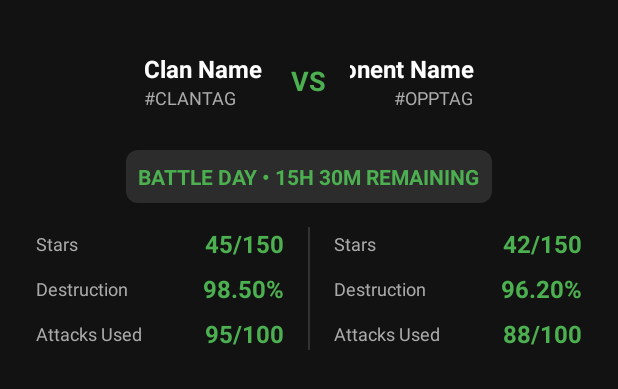
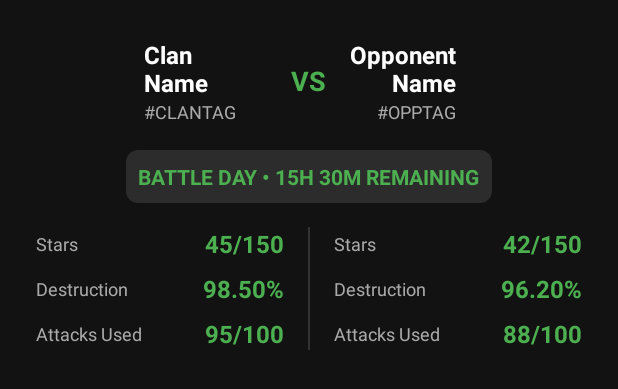
Before and after one commit to JkMiniDev/WarApp, an Android app: the layout war_card.xml on its own in the app's theme, with its tools: preview values and no code run, on a phone screen of 412 x 824 dp. Shown: the top 389 px of the screen. Run offline under Robolectric (Android 15) with nearby library versions, the phone set to English and light mode, and no system bars.

Commit message:
Improve war card layout and disable ViewPager2 swipe navigation
Co-authored-by: jkminidev <jkminidev@gmail.com>

```diff
--- a/ClashBerry/app/src/main/java/com/jkminidev/clashberry/ui/WarDisplayHelper.kt
+++ b/ClashBerry/app/src/main/java/com/jkminidev/clashberry/ui/WarDisplayHelper.kt
@@ -314,8 +314,9 @@ class WarDisplayHelper(private val context: Context) {
             }
         }
 
-        // Create ViewPager2 with smart touch handling
+        // Create ViewPager2 with swipe disabled (tap-only navigation)
         val viewPager = androidx.viewpager2.widget.ViewPager2(context)
+        viewPager.isUserInputEnabled = false // Disable swipe navigation
         val subTabAdapter = SubTabPagerAdapter(options, warData, selectedClan)
         viewPager.adapter = subTabAdapter
 
--- a/ClashBerry/app/src/main/res/layout/war_card.xml
+++ b/ClashBerry/app/src/main/res/layout/war_card.xml
@@ -42,22 +42,26 @@
                     android:contentDescription="Clan Badge" />
 
                 <LinearLayout
-                    android:layout_width="wrap_content"
+                    android:layout_width="0dp"
                     android:layout_height="wrap_content"
-                    android:orientation="vertical">
+                    android:layout_weight="1"
+                    android:orientation="vertical"
+                    android:layout_marginEnd="12dp">
 
                     <TextView
                         android:id="@+id/tvClan1Name"
-                        android:layout_width="wrap_content"
+                        android:layout_width="match_parent"
                         android:layout_height="wrap_content"
                         android:textSize="16sp"
                         android:textStyle="bold"
                         android:textColor="@color/text_color"
+                        android:maxLines="2"
+                        android:ellipsize="end"
                         tools:text="Clan Name" />
 
                     <TextView
                         android:id="@+id/tvClan1Tag"
-                        android:layout_width="wrap_content"
+                        android:layout_width="match_parent"
                         android:layout_height="wrap_content"
                         android:textSize="12sp"
                         android:textColor="@color/text_color_secondary"
@@ -86,26 +90,32 @@
                 android:gravity="center_vertical|end">
 
                 <LinearLayout
-                    android:layout_width="wrap_content"
+                    android:layout_width="0dp"
                     android:layout_height="wrap_content"
+                    android:layout_weight="1"
                     android:orientation="vertical"
-                    android:gravity="end">
+                    android:gravity="end"
+                    android:layout_marginEnd="12dp">
 
                     <TextView
                         android:id="@+id/tvClan2Name"
-                        android:layout_width="wrap_content"
+                        android:layout_width="match_parent"
                         android:layout_height="wrap_content"
                         android:textSize="16sp"
                         android:textStyle="bold"
                         android:textColor="@color/text_color"
+                        android:gravity="end"
+                        android:maxLines="2"
+                        android:ellipsize="end"
                         tools:text="Opponent Name" />
 
                     <TextView
                         android:id="@+id/tvClan2Tag"
-                        android:layout_width="wrap_content"
+                        android:layout_width="match_parent"
                         android:layout_height="wrap_content"
                         android:textSize="12sp"
                         android:textColor="@color/text_color_secondary"
+                        android:gravity="end"
                         tools:text="#OPPTAG" />
 
                 </LinearLayout>
```
